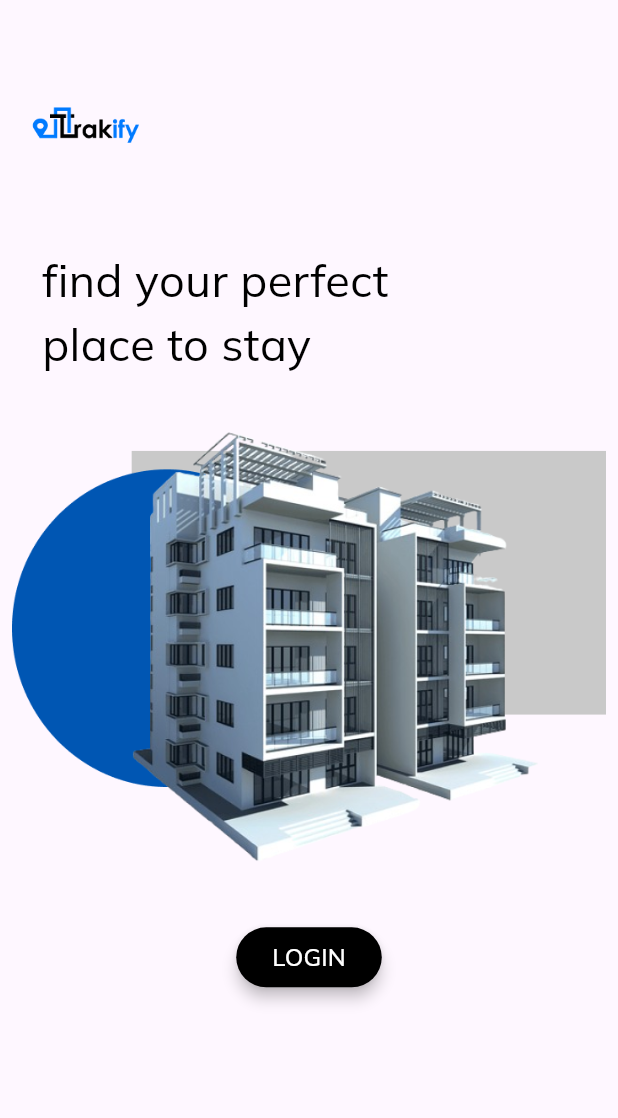
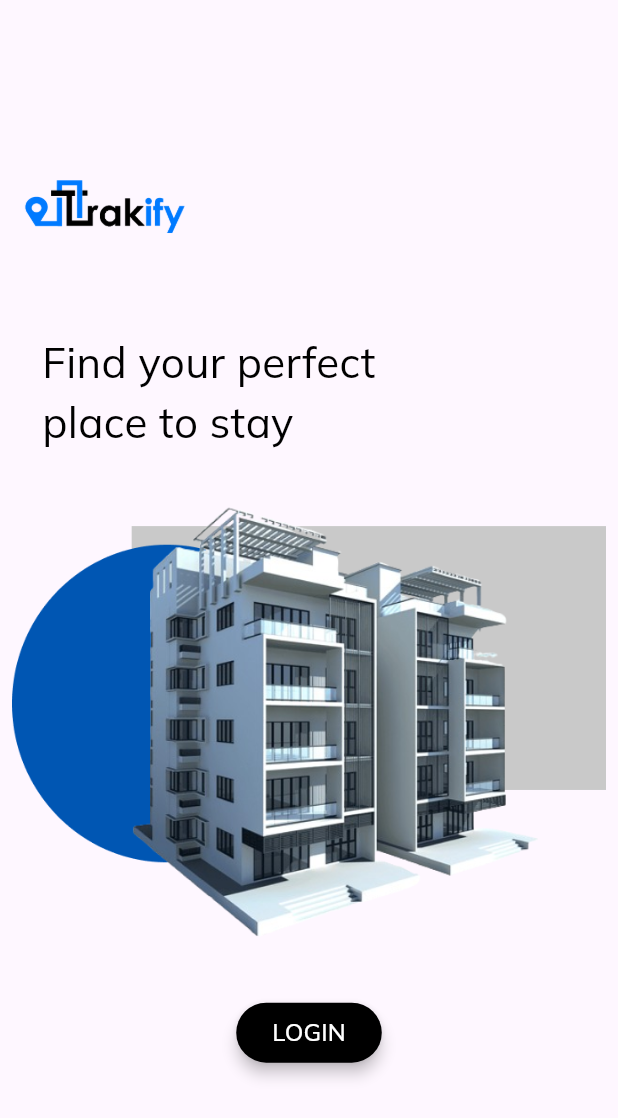
Before and after one commit to satish2352/trakify_flutter_app, a Flutter app: the screen it shows after launch, after a tap on "GET STARTED !", on a phone screen of 412 x 824 dp. Shown: the top 1118 px of the screen. Run offline on Flutter 3.47's test engine with Material 3 defaults, Android fonts, the phone set to English and light mode, and no system bars; our stand-ins replace awesome_dialog, connectivity, shared_preferences; project files that could hold a hidden picture were left out.

Commit message:
Removed Dark Theme from the application

```diff
--- a/lib/main.dart
+++ b/lib/main.dart
@@ -1,29 +1,16 @@
 import 'package:connectivity/connectivity.dart';
 import 'package:flutter/material.dart';
-import 'package:provider/provider.dart';
 import 'package:trakify/app/no_internet_app.dart';
 import 'package:trakify/app/page_route.dart';
-import 'package:trakify/screens/choose_project.dart';
 import 'package:trakify/screens/splash_screen.dart';
-import 'package:trakify/ui_components/theme_provider.dart';
 
 void main() async {
   WidgetsFlutterBinding.ensureInitialized();
   var connectivityResult = await (Connectivity().checkConnectivity());
   if (connectivityResult == ConnectivityResult.none) {
-    runApp(
-        ChangeNotifierProvider(
-            create: (_) => ThemeProvider(),
-            child: const NoInternetApp(),
-        ),
-    );
+    runApp(const NoInternetApp());
   } else {
-    runApp(
-      ChangeNotifierProvider(
-        create: (_) => ThemeProvider(),
-        child: const MyApp(),
-      ),
-    );
+    runApp(const MyApp());
   }
 }
 
@@ -44,14 +31,6 @@ class MyApp extends StatelessWidget {
         primaryColor: Colors.blueAccent,
         primarySwatch: Colors.blue,
       ),
-      darkTheme: ThemeData(
-        brightness: Brightness.dark,
-        primaryColorDark: Colors.white,
-        primaryColor: Colors.blueAccent,
-        primaryColorLight: Colors.grey[300],
-        primarySwatch: Colors.blue,
-      ),
-      themeMode: Provider.of<ThemeProvider>(context).getCurrentTheme(),
       home: const SplashScreen(),
       //home: const ChooseProjectPage(userID: "6655933947cf188e0714349a"),
     );
--- a/lib/screens/login_display.dart
+++ b/lib/screens/login_display.dart
@@ -17,15 +17,16 @@ class _LoginDisplayScreenState extends State<LoginDisplayScreen> {
   @override
   Widget build(BuildContext context) {
     return Scaffold(
-      body: SingleChildScrollView(
+      body: SafeArea(
+        child: Center(
+          child: SingleChildScrollView(
             child: Padding(padding: const EdgeInsets.symmetric(horizontal: 8.0),
-          child: Column(
-            mainAxisAlignment: MainAxisAlignment.start,
-            crossAxisAlignment: CrossAxisAlignment.start,
+              child: Column(mainAxisAlignment: MainAxisAlignment.start, crossAxisAlignment: CrossAxisAlignment.start,
                 children: [
                   appBarLogo(context),
+                  const SizedBox(height: 60,),
                   const Padding(padding: EdgeInsets.only(left: 20.0),
-                child: MySimpleText(text: 'find your perfect\nplace to stay', size: 30, color: Colors.black,),
+                    child: MySimpleText(text: 'Find your perfect\nplace to stay', size: 28, color: Colors.black,),
                   ),
                   Padding(padding: const EdgeInsets.only(top: 20),
                     child: Image.asset('assets/images/login_display.png',
@@ -46,6 +47,8 @@ class _LoginDisplayScreenState extends State<LoginDisplayScreen> {
               ),
             ),
           ),
+        ),
+      ),
     );
   }
 }
--- a/lib/screens/otp_screen.dart
+++ b/lib/screens/otp_screen.dart
@@ -50,7 +50,9 @@ class OtpPageState extends State<OtpPage> {
   @override
   Widget build(BuildContext context) {
     return Scaffold(backgroundColor: Colors.white,
-      body: SingleChildScrollView(padding: const EdgeInsets.all(10.0),
+      body: SafeArea(
+        child: Center(
+          child: SingleChildScrollView(padding: const EdgeInsets.all(10.0),
             child: Column(mainAxisAlignment: MainAxisAlignment.center,
               children:[
                 appBarLogo(context),
@@ -163,6 +165,8 @@ class OtpPageState extends State<OtpPage> {
               ]
             ),
           ),
+        ),
+      ),
     );
   }
 
--- a/lib/ui_components/app_bar_logo.dart
+++ b/lib/ui_components/app_bar_logo.dart
@@ -1,14 +1,12 @@
 import 'package:flutter/material.dart';
 
 Widget appBarLogo(BuildContext context){
-  String imageString = Theme.of(context).brightness==Brightness.light ? 'assets/images/logo_blue.png' : 'assets/images/logo_white.png';
   return Row(mainAxisAlignment: MainAxisAlignment.start,
     children: [
-      Padding(padding: const EdgeInsets.only(left: 8),
-        child: Image.asset(imageString, fit: BoxFit.fitWidth,
-          width: MediaQuery.of(context).size.width*0.2,
-          height: MediaQuery.of(context).size.height*0.2,
-        ),
+      Image.asset(
+        "assets/images/logo_blue.png",
+        fit: BoxFit.fitHeight,
+        width: MediaQuery.of(context).size.width*0.3,
       ),
     ],
   );
--- a/lib/ui_components/theme_provider.dart
+++ /dev/null
@@ -1,20 +0,0 @@
-import 'package:flutter/material.dart';
-
-enum ThemeModeType { light, dark, system }
-class ThemeProvider extends ChangeNotifier {
-  ThemeModeType _themeMode = ThemeModeType.system;
-  ThemeModeType get themeMode => _themeMode;
-
-  ThemeMode getCurrentTheme() {
-    if (_themeMode == ThemeModeType.system) {
-      return ThemeMode.system;
-    } else {
-      return _themeMode == ThemeModeType.light ? ThemeMode.light : ThemeMode.dark;
-    }
-  }
-
-  void setThemeMode(ThemeModeType mode) {
-    _themeMode = mode;
-    notifyListeners();
-  }
-}
--- a/pubspec.yaml
+++ b/pubspec.yaml
@@ -12,7 +12,6 @@ dependencies:
   shared_preferences: ^2.0.11
   carousel_slider: ^4.2.1
   awesome_dialog: ^3.2.0
-  provider: ^5.0.0
   lottie: ^3.1.0
   http: ^1.2.1
   intl: ^0.19.0
```
Also changed, not shown: lib/app/no_internet_app.dart (+1 -8 lines), lib/screens/choose_project.dart (+7 -8 lines), lib/screens/sign_in.dart (+13 -12 lines), lib/ui_components/custom_appbar.dart (+8 -5 lines), lib/ui_components/navbar.dart (+2 -11 lines), lib/ui_components/project_card.dart (+4 -6 lines), pubspec.lock. Lines whose indentation alone changed are shown as unchanged.
